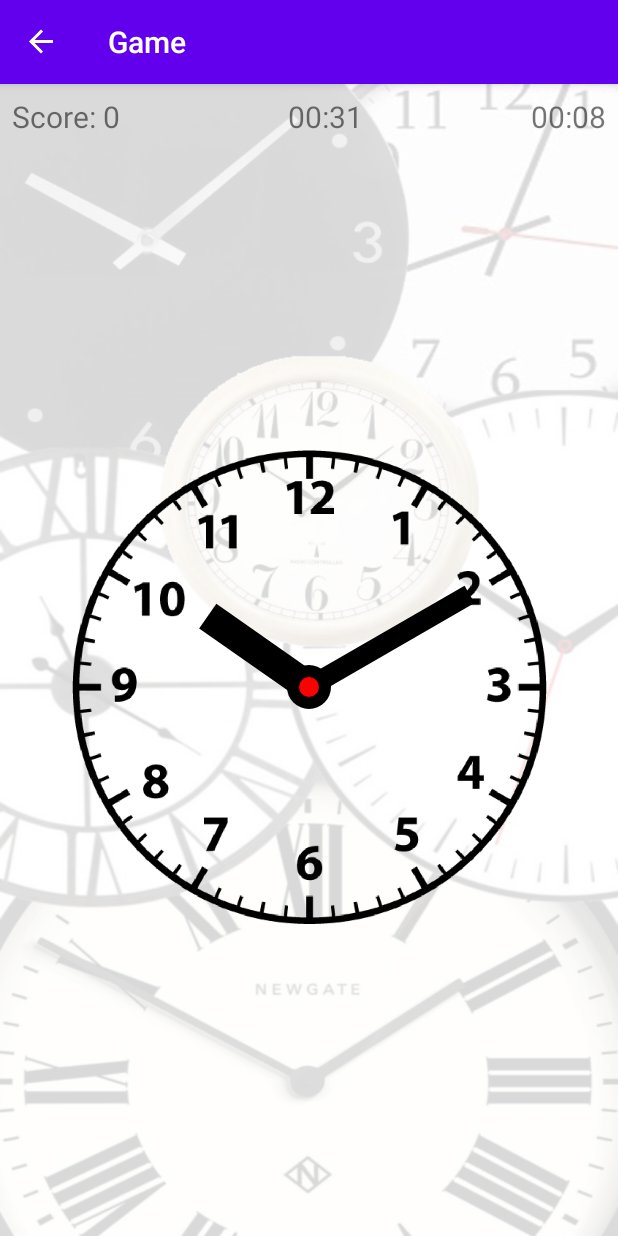
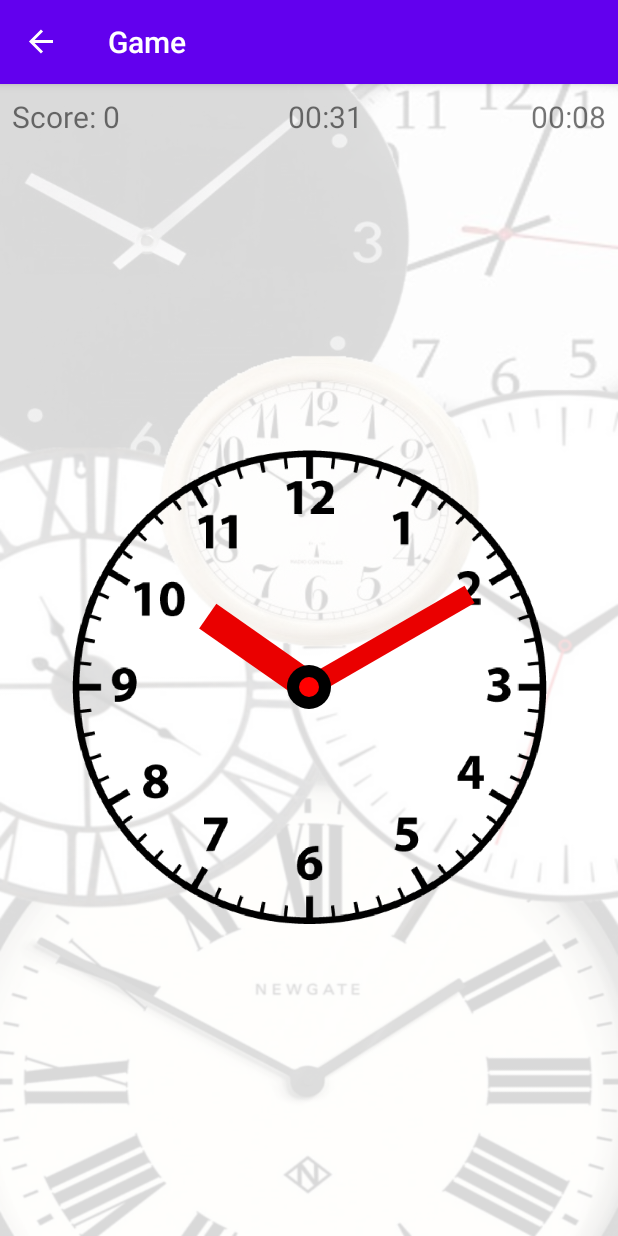
Before and after one commit to alexaat/Spinny-Clock, an Android app: the screen it shows after launch (MainActivity), after a tap on "START", on a phone screen of 412 x 824 dp. Run offline under Robolectric (Android 15) with nearby library versions, the phone set to English and light mode, and no system bars; our stand-ins replace data binding, navigation-ui; 1 statement that could not run was skipped.

Commit message:
29 July 2020

```diff
--- a/app/build.gradle
+++ b/app/build.gradle
@@ -23,8 +23,8 @@ android {
         applicationId "com.alexaat.spinnyclock"
         minSdkVersion 16
         targetSdkVersion 29
-        versionCode 1
-        versionName "1.0"
+        versionCode 2
+        versionName "1.1"
         vectorDrawables.useSupportLibrary = true
         testInstrumentationRunner "androidx.test.runner.AndroidJUnitRunner"
     }
--- a/app/src/main/java/com/alexaat/spinnyclock/ui/GameFragment.kt
+++ b/app/src/main/java/com/alexaat/spinnyclock/ui/GameFragment.kt
@@ -7,6 +7,7 @@ import androidx.fragment.app.Fragment
 import android.view.LayoutInflater
 import android.view.View
 import android.view.ViewGroup
+import androidx.core.content.ContextCompat
 import androidx.databinding.DataBindingUtil
 import androidx.lifecycle.Observer
 import androidx.lifecycle.ViewModelProvider
@@ -14,8 +15,10 @@ import androidx.navigation.fragment.findNavController
 import com.alexaat.spinnyclock.R
 import com.alexaat.spinnyclock.databinding.FragmentGameBinding
 import com.alexaat.spinnyclock.viewmodels.GameFragmentViewModel
+import com.alexaat.spinnyclock.viewmodels.Level
 import com.alexaat.spinnyclock.views.OnClockTickListener
 import com.alexaat.spinnyclock.views.OnTimeChangedListener
+import kotlinx.android.synthetic.main.fragment_game.*
 import kotlinx.coroutines.CoroutineScope
 import kotlinx.coroutines.Dispatchers
 import kotlinx.coroutines.Job
@@ -56,10 +59,13 @@ class GameFragment : Fragment() {
 
         viewModel.score.observe(viewLifecycleOwner, Observer {
             it?.let{score->
-                binding.score.text = this.resources.getString(R.string.scoreFormat, score)
-                if(score>0){
-                    playCoin()
-                }
+                binding.score.text = resources.getString(R.string.scoreFormat,score)
+            }
+        })
+
+        viewModel.playCoinSound.observe(viewLifecycleOwner, Observer {
+            if(it){
+                playCoin()
             }
         })
 
@@ -81,6 +87,30 @@ class GameFragment : Fragment() {
                     GameFragmentDirections.actionGameFragmentToGameOverFragment(it)
                 findNavController().navigate(action)
 
+            }
+        })
+
+        val h = viewModel.hours
+        val m=viewModel.minutes
+        if(h!=0 || m!=0){
+            binding.clockView.setClockTime(h,m)
+        }
+
+        viewModel.level.observe(viewLifecycleOwner, Observer {
+            it?.let{ level ->
+                val color = when(level){
+                    Level.level_1 -> R.color.colorRed
+                    Level.level_2 -> R.color.colorOrange
+                    Level.level_3 -> R.color.colorYellow
+                    Level.level_4 -> R.color.colorGreen
+                    Level.level_5 -> R.color.colorLightBlue
+                    Level.level_6 -> R.color.colorBlue
+                    Level.level_7 -> R.color.colorViolet
+                    else -> R.color.colorBlack
+                }
+                clockView.hourHandColor = ContextCompat.getColor(requireContext(),color)
+                clockView.minuteHandColor = ContextCompat.getColor(requireContext(),color)
+                clockView.invalidate()
             }
         })
 
@@ -110,7 +140,12 @@ class GameFragment : Fragment() {
     }
 
     override fun onPause() {
+        super.onPause()
         viewModel.cancelTimer()
-        super.onPause()
+    }
+
+    override fun onResume() {
+        super.onResume()
+        viewModel.resumeTimer()
     }
 }
--- a/app/src/main/java/com/alexaat/spinnyclock/viewmodels/GameFragmentViewModel.kt
+++ b/app/src/main/java/com/alexaat/spinnyclock/viewmodels/GameFragmentViewModel.kt
@@ -11,13 +11,25 @@ import java.util.*
 class GameFragmentViewModel: ViewModel(){
 
     private lateinit var countDownTimer:CountDownTimer
-    private var gameTime = 10
+    private var gameTime = 10L
     private var hoursNeeded = 0
     private var minutesNeeded = 0
+
+    private var _hours = 0
+        val hours:Int
+        get() = _hours
+
+    private var _minutes = 0
+        val minutes:Int
+            get() = _minutes
 
     private val _score = MutableLiveData(0)
     val score: LiveData<Int>
     get() = _score
+
+    private val _playCoinSound = MutableLiveData(false)
+    val playCoinSound: LiveData<Boolean>
+        get() = _playCoinSound
 
     private val _time = MutableLiveData<String>("00:00")
     val time: LiveData<String>
@@ -27,6 +39,9 @@ class GameFragmentViewModel: ViewModel(){
     val timer: LiveData<String>
         get() = _timer
 
+    private val _level =  MutableLiveData<Level>(Level.level_1)
+    val level:LiveData<Level>
+        get() = _level
 
     private val _navigateToGameOverEvent = MutableLiveData<Int>()
     val navigateToGameOverEvent: LiveData<Int>
@@ -35,7 +50,6 @@ class GameFragmentViewModel: ViewModel(){
 
     init{
         setRandomTime()
-        startTimer()
     }
 
     private fun setRandomTime(){
@@ -56,8 +70,7 @@ class GameFragmentViewModel: ViewModel(){
     }
 
     private fun startTimer() {
-        gameTime = 10
-        countDownTimer = object: CountDownTimer(10000, 1000){
+       countDownTimer = object: CountDownTimer(gameTime*1000, 1000){
             override fun onFinish() {
                 _navigateToGameOverEvent.value = score.value
                 _navigateToGameOverEvent.value = null
@@ -70,24 +83,49 @@ class GameFragmentViewModel: ViewModel(){
             }
         }
         countDownTimer.start()
-
     }
 
     fun setSelectedTime(calendar: Calendar){
+        _hours = calendar.get(Calendar.HOUR_OF_DAY)
+        _minutes = calendar.get(Calendar.MINUTE)
 
-        val hours = calendar.get(Calendar.HOUR_OF_DAY)
-        val minutes = calendar.get(Calendar.MINUTE)
-
-        if(hoursNeeded==hours && minutesNeeded==minutes){
+        if(hoursNeeded==_hours && minutesNeeded==_minutes){
              _score.value =  _score.value?.plus(1)
+            _playCoinSound.value = true
+            _playCoinSound.value = false
              setRandomTime()
              countDownTimer.cancel()
+             gameTime = 10L
              startTimer()
+            _level.value =
+                when(_score.value){
+                in 0..4  -> Level.level_1
+                in 5..10 -> Level.level_2
+                in 11..15 -> Level.level_3
+                in 16..20 -> Level.level_4
+                in 21..25 -> Level.level_5
+                in 26..30 -> Level.level_6
+                in 31..35 -> Level.level_7
+                else -> Level.level_last
+            }
         }
     }
 
     fun cancelTimer(){
         countDownTimer.cancel()
     }
+    fun resumeTimer(){
+       startTimer()
+    }
+}
 
+enum class Level{
+    level_1,
+    level_2,
+    level_3,
+    level_4,
+    level_5,
+    level_6,
+    level_7,
+    level_last
 }
--- a/app/src/main/java/com/alexaat/spinnyclock/views/ClockView.kt
+++ b/app/src/main/java/com/alexaat/spinnyclock/views/ClockView.kt
@@ -5,6 +5,7 @@ import android.graphics.*
 import android.util.AttributeSet
 import android.view.MotionEvent
 import android.view.View
+import androidx.core.content.withStyledAttributes
 import com.alexaat.spinnyclock.R
 import com.alexaat.spinnyclock.utils.*
 import java.util.*
@@ -12,6 +13,9 @@ import kotlin.math.*
 
 
 class ClockView @JvmOverloads constructor(context:Context, attrs: AttributeSet?= null, defStyleAttr:Int = 0) : View(context,attrs,defStyleAttr){
+
+    var minuteHandColor = 0
+    var hourHandColor = 0
 
     private var hours = 22
     private var minutes = 10
@@ -52,6 +56,13 @@ class ClockView @JvmOverloads constructor(context:Context, attrs: AttributeSet?=
 
     private lateinit var onClockTickListener:OnClockTickListener
     private lateinit var onTimeChangedListener:OnTimeChangedListener
+
+    init{
+        context.withStyledAttributes(attrs,R.styleable.ClockView){
+            minuteHandColor  = getColor(R.styleable.ClockView_minuteHandColor,0)
+            hourHandColor  = getColor(R.styleable.ClockView_hourHandColor,0)
+        }
+    }
 
     fun setOnClockTickListener(onClockTickListener:OnClockTickListener){
         this.onClockTickListener = onClockTickListener
@@ -97,6 +108,8 @@ class ClockView @JvmOverloads constructor(context:Context, attrs: AttributeSet?=
 
     override fun onDraw(canvas: Canvas?) {
         super.onDraw(canvas)
+        minuteHandPaint.color = minuteHandColor
+        hourHandPaint.color = hourHandColor
         canvas?.drawBitmap(scaledClockFace,scaledClockFaceSize.x,scaledClockFaceSize.y,paint)
         canvas?.drawLine(centrePoint.x,centrePoint.y, hourHandPoint.x,hourHandPoint.y, hourHandPaint)
         canvas?.drawLine(centrePoint.x,centrePoint.y, minuteHandPoint.x,minuteHandPoint.y, minuteHandPaint)
@@ -195,6 +208,11 @@ class ClockView @JvmOverloads constructor(context:Context, attrs: AttributeSet?=
         }
     }
 
+    fun setClockTime(hours:Int,minutes:Int){
+        this.hours = hours
+        this.minutes = minutes
+        invalidate()
+    }
 
 }
 
--- a/app/src/main/res/layout/fragment_game.xml
+++ b/app/src/main/res/layout/fragment_game.xml
@@ -22,7 +22,9 @@
             app:layout_constraintBottom_toBottomOf="parent"
             app:layout_constraintEnd_toEndOf="parent"
             app:layout_constraintStart_toStartOf="parent"
-            app:layout_constraintTop_toBottomOf="@+id/score" />
+            app:layout_constraintTop_toBottomOf="@+id/score"
+            app:hourHandColor="@color/colorOrange"
+            app:minuteHandColor="@color/colorGreen"/>
 
         <TextView
             android:id="@+id/score"
@@ -32,24 +34,21 @@
             android:layout_marginLeft="8dp"
             android:layout_marginTop="8dp"
             android:textSize="20sp"
-            tools:text="Score: 0"
             app:layout_constraintStart_toStartOf="parent"
-            app:layout_constraintTop_toTopOf="parent" />
+            app:layout_constraintTop_toTopOf="parent"
+            tools:text="Score: 0" />
+
 
         <TextView
             android:id="@+id/time"
             android:layout_width="wrap_content"
             android:layout_height="wrap_content"
-            android:layout_marginStart="8dp"
-            android:layout_marginLeft="8dp"
             android:layout_marginTop="8dp"
-            android:layout_marginEnd="8dp"
-            android:layout_marginRight="8dp"
             android:textSize="20sp"
-            tools:text="22:49"
             app:layout_constraintEnd_toStartOf="@+id/timer"
             app:layout_constraintStart_toEndOf="@+id/score"
-            app:layout_constraintTop_toTopOf="parent" />
+            app:layout_constraintTop_toTopOf="parent"
+            tools:text="22:49" />
 
         <TextView
             android:id="@+id/timer"
@@ -62,6 +61,8 @@
             tools:text="00:10"
             app:layout_constraintEnd_toEndOf="parent"
             app:layout_constraintTop_toTopOf="parent" />
+
+
     </androidx.constraintlayout.widget.ConstraintLayout>
 
 </layout>
--- a/app/src/main/res/values/colors.xml
+++ b/app/src/main/res/values/colors.xml
@@ -3,4 +3,13 @@
     <color name="colorPrimary">#6200EE</color>
     <color name="colorPrimaryDark">#3700B3</color>
     <color name="colorAccent">#03DAC5</color>
+
+    <color name="colorRed">#EA0000</color>
+    <color name="colorOrange">#FF8B00</color>
+    <color name="colorYellow">#FFE000</color>
+    <color name="colorGreen">#4DFF00</color>
+    <color name="colorLightBlue">#00FFC9</color>
+    <color name="colorBlue">#004DFF</color>
+    <color name="colorViolet">#6A0098</color>
+    <color name="colorBlack">#000000</color>
 </resources>
--- a/app/src/main/res/values/strings.xml
+++ b/app/src/main/res/values/strings.xml
@@ -10,8 +10,8 @@
     <string name="game_over">Game Over</string>
     <string name="play_again">Play Again</string>
     <string name="start">Start</string>
+    <string name="yourScoreFormat">Your Score: %d</string>
     <string name="scoreFormat">Score: %d</string>
-    <string name="yourScoreFormat">Your Score: %d</string>
     <string name="rules_fragment_text">Rules:
     \n- press START button to begin game
     \n- spin minute hand to set required time
@@ -29,4 +29,5 @@
         </string>
     <string name="drawer_header_image">Drawer Header Image</string>
 
+
 </resources>
```
Also changed, not shown: app/src/main/res/values/attrs.xml (added, +7 -0 lines), 3 other files.
